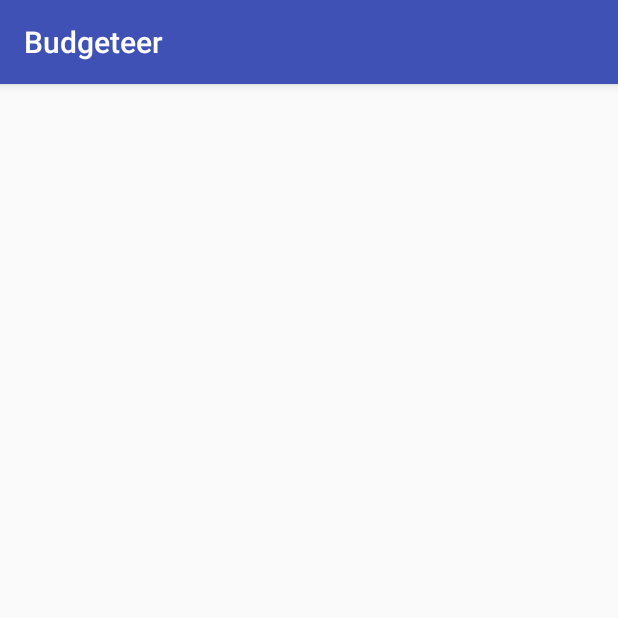
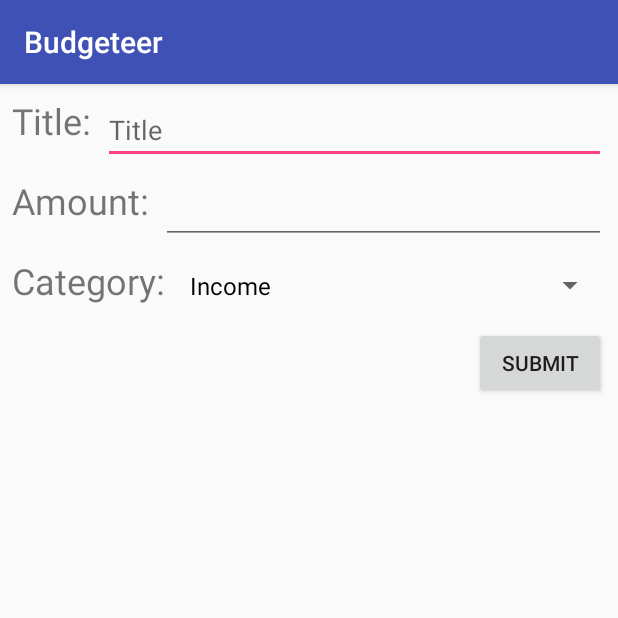
Before and after one commit to napattk/Budgeteer, an Android app: the screen it shows after launch (AddNewItemActivity), after a tap on an icon or button, on a phone screen of 412 x 824 dp, the top half of it. Run offline under Robolectric (Android 15) with nearby library versions, the phone set to English and light mode, and no system bars.

Commit message:
Implemented inserting and reading/displaying data from DB,

```diff
--- a/app/src/main/java/com/example/mickey/budgeteer/AddNewItemActivity.kt
+++ b/app/src/main/java/com/example/mickey/budgeteer/AddNewItemActivity.kt
@@ -1,12 +1,43 @@
 package com.example.mickey.budgeteer
 
+import android.content.Intent
 import android.support.v7.app.AppCompatActivity
 import android.os.Bundle
+import android.widget.ArrayAdapter
+import android.widget.Toast
+import kotlinx.android.synthetic.main.activity_add_new_item.*
 
 class AddNewItemActivity : AppCompatActivity() {
 
     override fun onCreate(savedInstanceState: Bundle?) {
         super.onCreate(savedInstanceState)
         setContentView(R.layout.activity_add_new_item)
+
+        val categories = arrayOf("Income", "Expense")
+
+        titleEdit.text
+        categorySpinner.adapter = ArrayAdapter(this, R.layout.support_simple_spinner_dropdown_item,categories)
+
+        submitButton.setOnClickListener{user->
+            if(titleEdit.text.isBlank()){
+                Toast.makeText(this, "Please enter a title.", Toast.LENGTH_SHORT).show()
+            }
+            else if(amountEdit.text.isBlank()){
+                Toast.makeText(this, "Please enter an amount.", Toast.LENGTH_SHORT).show()
+            }
+            else if(categorySpinner.selectedItem==null){
+                Toast.makeText(this, "Please select a category.", Toast.LENGTH_SHORT).show()
+            }
+            else{
+               var dbHandler = DBHandler(this)
+                dbHandler.insertData(titleEdit.text.toString(),categorySpinner.selectedItem.toString(),amountEdit.text.toString().toInt())
+            }
+
+            val intent = Intent(this, MainActivity::class.java)
+            startActivity(intent)
+
+        }
+
+
     }
 }
--- a/app/src/main/java/com/example/mickey/budgeteer/BudgetViewAdapter.kt
+++ b/app/src/main/java/com/example/mickey/budgeteer/BudgetViewAdapter.kt
@@ -1,29 +1,45 @@
 package com.example.mickey.budgeteer
 
+import android.content.Context
 import android.support.v7.widget.RecyclerView
 import android.view.LayoutInflater
 import android.view.View
 import android.view.ViewGroup
 import kotlinx.android.synthetic.main.budget_item_layout.view.*
 
-class BudgetViewAdapter: RecyclerView.Adapter<CustomViewHolder>(){
+class BudgetViewAdapter(context: Context): RecyclerView.Adapter<CustomViewHolder>(){
 
-    //Number of items in list
-    override fun getItemCount(): Int {
-        return 3;
+    var budgetItems: MutableList<Budget>? = null;
+
+    init {
+        var dbHandler = DBHandler(context)
+        budgetItems = dbHandler.readData()
+
+    }
+
+    override fun getItemCount(): Int {//Number of items in list
+        return budgetItems!!.size
     }
 
     override fun onCreateViewHolder(parent: ViewGroup, viewType: Int): CustomViewHolder {
         val layoutInflater = LayoutInflater.from(parent?.context)
-        val cellForRow = layoutInflater.inflate(R.layout.budget_item_layout, parent, false);
-        return CustomViewHolder(cellForRow);
+        val cellForRow = layoutInflater.inflate(R.layout.budget_item_layout, parent, false)
+        return CustomViewHolder(cellForRow)
     }
 
     override fun onBindViewHolder(holder: CustomViewHolder, position: Int) {
-        holder?.itemView.budgetItemTitle?.text = "123";
-        holder.itemView.budgetItemSubText.text = "1234";
 
-        //holder?.itemView.budgetItemImage.setImageResource();
+        holder?.itemView.budgetItemTitle?.text = budgetItems!![position].title
+        holder.itemView.budgetItemAmount.text = budgetItems!![position].amount.toString()
+
+        var type = budgetItems!![position].type
+        println(type)
+        when(type){
+            "Income" -> holder?.itemView.budgetItemImage.setImageResource(R.drawable.income)
+            "Expense" -> holder?.itemView.budgetItemImage.setImageResource(R.drawable.expense)
+        }
+
+
     }
 }
 
--- a/app/src/main/java/com/example/mickey/budgeteer/DBHandler.kt
+++ b/app/src/main/java/com/example/mickey/budgeteer/DBHandler.kt
@@ -9,8 +9,8 @@ import android.widget.Toast
 val DB_NAME = "Budget";
 val TABLE_NAME = "Expenses";
 val COL_TITLE = "title";
-val COL_SUBTEXT = "subtext";
-val COL_IMAGE = "image";
+val COL_TYPE = "type";
+val COL_AMOUNT = "amount";
 val COL_ID = "id";
 
 
@@ -18,10 +18,10 @@ class DBHandler(var context: Context) : SQLiteOpenHelper(context,DB_NAME,null,1)
 
     override fun onCreate(db: SQLiteDatabase?) {//When creating DB
         val createTable = "CREATE TABLE " + TABLE_NAME + "("+
-                COL_ID + "INTEGER PRIMARY KEY AUTOINCREMENT,"+
+                COL_ID + " INTEGER PRIMARY KEY AUTOINCREMENT,"+
                 COL_TITLE + " VARCHAR(256), " +
-                COL_SUBTEXT + " VARCHAR(256), " +
-                COL_IMAGE + " VARCHAR(256) "
+                COL_TYPE + " VARCHAR(256), " +
+                COL_AMOUNT + " INTEGER)"
 
         db?.execSQL(createTable)
 
@@ -30,15 +30,14 @@ class DBHandler(var context: Context) : SQLiteOpenHelper(context,DB_NAME,null,1)
     override fun onUpgrade(p0: SQLiteDatabase?, p1: Int, p2: Int) {//If DB already created
 
 
-
     }
 
-    fun insertData(title: String?, subText:String?, image:String?){
+    fun insertData(title: String?, type:String?, amount:Int?){
         val db = this.writableDatabase
         var cv = ContentValues()
         cv.put(COL_TITLE, title)
-        cv.put(COL_SUBTEXT, subText)
-        cv.put(COL_IMAGE, image)
+        cv.put(COL_TYPE, type)
+        cv.put(COL_AMOUNT, amount)
 
         var result = db.insert(TABLE_NAME,null,cv);
         if(result == -1.toLong()){
@@ -50,6 +49,28 @@ class DBHandler(var context: Context) : SQLiteOpenHelper(context,DB_NAME,null,1)
         }
     }
 
+    fun readData() : MutableList<Budget>{
+        var list : MutableList<Budget> = ArrayList()
+
+        val db = this.readableDatabase
+        val query = "Select * from " + TABLE_NAME
+        val result = db.rawQuery(query, null)
+
+        if(result.moveToFirst()){
+            do{
+               var budget = Budget()
+                budget.id = result.getString(result.getColumnIndex(COL_ID)).toInt()
+                budget.title = result.getString(result.getColumnIndex(COL_TITLE))
+                budget.amount = result.getString(result.getColumnIndex(COL_AMOUNT)).toInt()
+                budget.type = result.getString(result.getColumnIndex(COL_TYPE))
+                list.add(budget)
+            }while(result.moveToNext())
+        }
+
+        result.close()
+        db.close()
+        return list
+    }
 
 
 
--- a/app/src/main/java/com/example/mickey/budgeteer/MainActivity.kt
+++ b/app/src/main/java/com/example/mickey/budgeteer/MainActivity.kt
@@ -5,6 +5,7 @@ import android.support.v7.app.AppCompatActivity
 import android.os.Bundle
 import android.support.v7.widget.LinearLayoutManager
 import android.widget.ListView
+import com.example.mickey.budgeteer.R.id.budgetList
 import kotlinx.android.synthetic.main.activity_main.*
 
 class MainActivity : AppCompatActivity() {
@@ -14,7 +15,7 @@ class MainActivity : AppCompatActivity() {
         setContentView(R.layout.activity_main)
 
         budgetList.layoutManager = LinearLayoutManager(this);
-        budgetList.adapter = BudgetViewAdapter();
+        budgetList.adapter = BudgetViewAdapter(this);
 
         newItemButton.setOnClickListener(){ user->
             val intent = Intent(this, AddNewItemActivity::class.java);
--- a/app/src/main/res/layout/activity_add_new_item.xml
+++ b/app/src/main/res/layout/activity_add_new_item.xml
@@ -6,4 +6,85 @@
     android:layout_height="match_parent"
     tools:context=".AddNewItemActivity">
 
+    <EditText
+        android:id="@+id/titleEdit"
+        android:layout_width="0dp"
+        android:layout_height="wrap_content"
+        android:layout_marginEnd="8dp"
+        android:layout_marginStart="8dp"
+        android:layout_marginTop="8dp"
+        android:ems="10"
+        android:hint="Title"
+        android:inputType="textPersonName"
+        android:textSize="18sp"
+        app:layout_constraintEnd_toEndOf="parent"
+        app:layout_constraintStart_toEndOf="@+id/textView2"
+        app:layout_constraintTop_toTopOf="parent" />
+
+    <TextView
+        android:id="@+id/textView2"
+        android:layout_width="wrap_content"
+        android:layout_height="44dp"
+        android:layout_marginStart="8dp"
+        android:layout_marginTop="8dp"
+        android:text="Title:"
+        android:textSize="24sp"
+        app:layout_constraintStart_toStartOf="parent"
+        app:layout_constraintTop_toTopOf="parent" />
+
+    <TextView
+        android:id="@+id/textView6"
+        android:layout_width="wrap_content"
+        android:layout_height="45dp"
+        android:layout_marginStart="8dp"
+        android:layout_marginTop="8dp"
+        android:text="Amount:"
+        android:textSize="24sp"
+        app:layout_constraintStart_toStartOf="parent"
+        app:layout_constraintTop_toBottomOf="@+id/titleEdit" />
+
+    <EditText
+        android:id="@+id/amountEdit"
+        android:layout_width="0dp"
+        android:layout_height="wrap_content"
+        android:layout_marginEnd="8dp"
+        android:layout_marginStart="8dp"
+        android:layout_marginTop="8dp"
+        android:ems="10"
+        android:inputType="number"
+        app:layout_constraintEnd_toEndOf="parent"
+        app:layout_constraintStart_toEndOf="@+id/textView6"
+        app:layout_constraintTop_toBottomOf="@+id/titleEdit" />
+
+    <TextView
+        android:id="@+id/textView7"
+        android:layout_width="wrap_content"
+        android:layout_height="37dp"
+        android:layout_marginStart="8dp"
+        android:layout_marginTop="8dp"
+        android:text="Category:"
+        android:textSize="24sp"
+        app:layout_constraintStart_toStartOf="parent"
+        app:layout_constraintTop_toBottomOf="@+id/amountEdit" />
+
+    <Spinner
+        android:id="@+id/categorySpinner"
+        android:layout_width="0dp"
+        android:layout_height="39dp"
+        android:layout_marginEnd="8dp"
+        android:layout_marginStart="8dp"
+        android:layout_marginTop="8dp"
+        app:layout_constraintEnd_toEndOf="parent"
+        app:layout_constraintStart_toEndOf="@+id/textView7"
+        app:layout_constraintTop_toBottomOf="@+id/amountEdit" />
+
+    <Button
+        android:id="@+id/submitButton"
+        android:layout_width="wrap_content"
+        android:layout_height="wrap_content"
+        android:layout_marginEnd="8dp"
+        android:layout_marginTop="8dp"
+        android:text="Submit"
+        app:layout_constraintEnd_toEndOf="parent"
+        app:layout_constraintTop_toBottomOf="@+id/categorySpinner" />
 </android.support.constraint.ConstraintLayout>
--- a/app/src/main/res/layout/budget_item_layout.xml
+++ b/app/src/main/res/layout/budget_item_layout.xml
@@ -7,8 +7,8 @@
 
     <ImageView
         android:id="@+id/budgetItemImage"
-        android:layout_width="wrap_content"
-        android:layout_height="wrap_content"
+        android:layout_width="75dp"
+        android:layout_height="75dp"
         android:layout_marginStart="8dp"
         android:layout_marginTop="8dp"
         app:layout_constraintStart_toStartOf="parent"
@@ -30,7 +30,7 @@
         app:layout_constraintTop_toTopOf="parent" />
 
     <TextView
-        android:id="@+id/budgetItemSubText"
+        android:id="@+id/budgetItemAmount"
         android:layout_width="0dp"
         android:layout_height="20dp"
         android:layout_marginBottom="8dp"
```
Also changed, not shown: app/src/main/java/com/example/mickey/budgeteer/Budget.kt (+10 -5 lines), app/src/main/res/drawable-v24/expense.png (added), app/src/main/res/drawable-v24/income.png (added).
